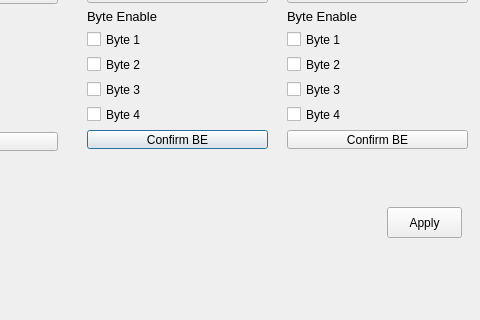
First picture: the form in PCIsimulator/subwindow.ui, repository Qt-Widgets/PCIbusQTgui, before the edit; both pictures show x 343 to 823 and y 213 to 533 of the 823 by 533 pixel window.
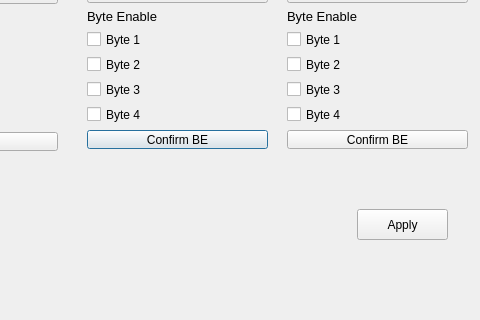
Second picture: the form after the edit.

Patch:
```diff
--- a/PCIsimulator/subwindow.ui
+++ b/PCIsimulator/subwindow.ui
@@ -536,9 +536,9 @@
   <widget class="QPushButton" name="Apply_button">
    <property name="geometry">
     <rect>
-     <x>730</x>
-     <y>420</y>
-     <width>75</width>
+     <x>700</x>
+     <y>422</y>
+     <width>91</width>
      <height>31</height>
     </rect>
    </property>
```
Left out of the diff: 2 changed lines with no effect on the pictures.
